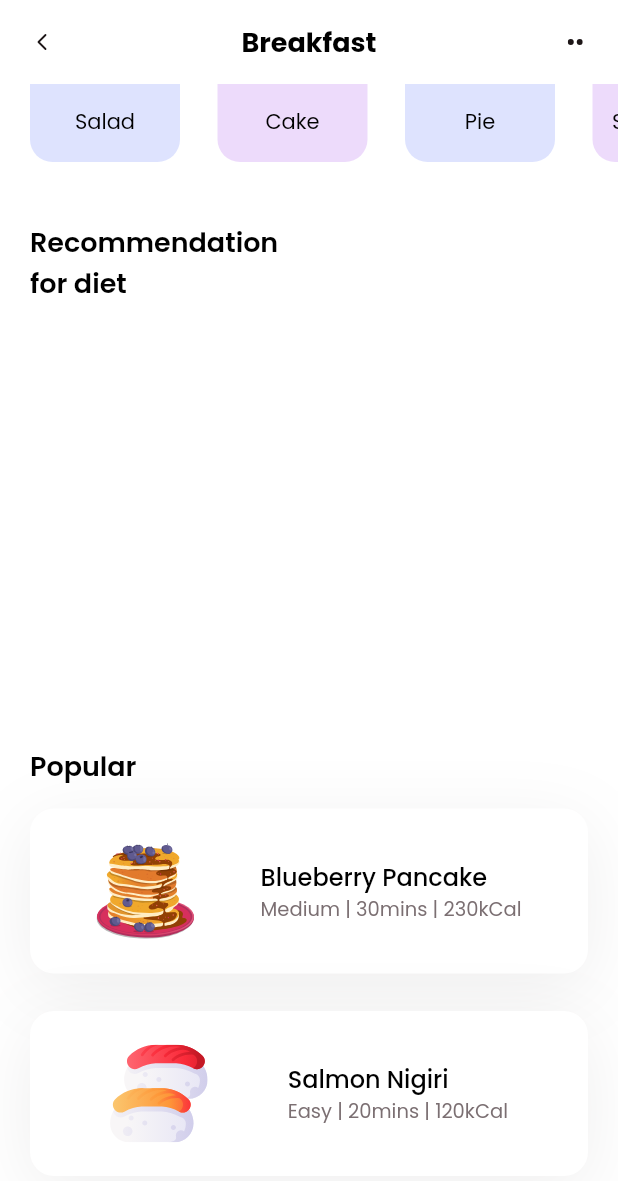
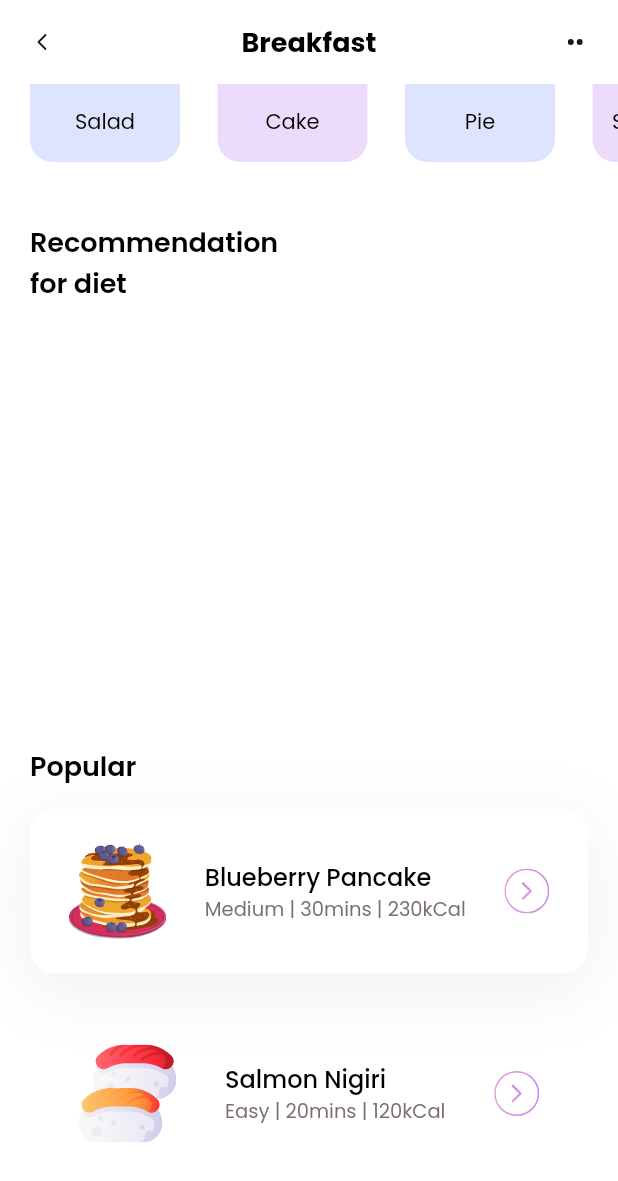
Before and after one commit to 73-sk-nahid/single_screen_flutter, a Flutter app: the screen it shows after launch, scrolled down 242 dp, on a phone screen of 412 x 824 dp. Shown: the top 1181 px of the screen. Run offline on Flutter 3.47's test engine with Material 2 defaults, Android fonts, the light colour scheme and no system bars; our stand-ins replace flutter_svg, google_fonts.

Commit message:
Complete single screen UI

```diff
--- a/lib/home.dart
+++ b/lib/home.dart
@@ -26,20 +26,20 @@ class HomePage extends StatelessWidget {
         //crossAxisAlignment: CrossAxisAlignment.start,
         children: [
           _searchField(),
-          SizedBox(
+          const SizedBox(
             height: 40,
           ),
           _CategoriesSection(),
-          SizedBox(
+          const SizedBox(
             height: 40,
           ),
           _DietSection(),
-          SizedBox(height: 40),
+          const SizedBox(height: 40),
           Column(
             crossAxisAlignment: CrossAxisAlignment.start,
             children: [
-              Padding(
-                padding: const EdgeInsets.only(left: 20),
+              const Padding(
+                padding: EdgeInsets.only(left: 20),
                 child: Text(
                   'Popular',
                   style: TextStyle(
@@ -49,12 +49,12 @@ class HomePage extends StatelessWidget {
                   ),
                 ),
               ),
-              SizedBox(height: 15,),
+              const SizedBox(height: 15,),
               ListView.separated(
                 itemCount: popularDiets.length,
                 shrinkWrap: true,
-                separatorBuilder: (context, indext) => SizedBox(height: 25,),
-                padding: EdgeInsets.only(
+                separatorBuilder: (context, indext) => const SizedBox(height: 25,),
+                padding: const EdgeInsets.only(
                   left: 20,
                   right: 20
                 ),
@@ -72,7 +72,7 @@ class HomePage extends StatelessWidget {
                           children: [
                             Text(
                               popularDiets[index].name,
-                              style: TextStyle(
+                              style: const TextStyle(
                                 fontWeight: FontWeight.w500,
                                 color: Colors.black,
                                 fontSize: 16,
@@ -84,34 +84,39 @@ class HomePage extends StatelessWidget {
                                   popularDiets[index].duration +
                                   ' | ' +
                                   popularDiets[index].calorie,
-                              style: TextStyle(
+                              style: const TextStyle(
                                 fontWeight: FontWeight.w400,
                                 color: Color(0xff7B6F72),
                                 fontSize: 13,
                               ),
                             ),
                           ],
-                        )
+                        ),
+                        GestureDetector(
+                          onTap: (){},
+                          child: SvgPicture.asset('assets/icons/button.svg',
+                          width: 30, height: 30,),
+                        ),
                       ],
                     ),
                     decoration: BoxDecoration(
-                      color: Colors.white,
+                      color: popularDiets[index].boxIsSelected ? Colors.white: Colors.transparent,
                       borderRadius: BorderRadius.circular(16),
-                      boxShadow: [
+                      boxShadow: popularDiets[index].boxIsSelected ? [
                         BoxShadow(
-                          color: Color(0xff1D1617).withOpacity(0.07),
-                          offset: Offset(0, 10),
+                          color: const Color(0xff1D1617).withOpacity(0.07),
+                          offset: const Offset(0, 10),
                           blurRadius: 40,
                           spreadRadius: 0,
                         )
-                      ]
+                      ]: []
                     ),
                   );
                 },
               )
             ],
           ),
-          SizedBox(height: 40,),
+          const SizedBox(height: 40,),
         ],
       ),
     );
@@ -121,15 +126,15 @@ class HomePage extends StatelessWidget {
     return Column(
       crossAxisAlignment: CrossAxisAlignment.start,
       children: [
-        Padding(
-          padding: const EdgeInsets.only(left: 20),
+        const Padding(
+          padding: EdgeInsets.only(left: 20),
           child: Text(
             "Recommendation \nfor diet",
             style: TextStyle(
                 color: Colors.black, fontSize: 18, fontWeight: FontWeight.w600),
           ),
         ),
-        SizedBox(
+        const SizedBox(
           height: 15,
         ),
         Container(
@@ -137,8 +142,8 @@ class HomePage extends StatelessWidget {
           child: ListView.separated(
               itemCount: diets.length,
               scrollDirection: Axis.horizontal,
-              padding: EdgeInsets.only(left: 20, right: 20),
-              separatorBuilder: (context, index) => SizedBox(
+              padding: const EdgeInsets.only(left: 20, right: 20),
+              separatorBuilder: (context, index) => const SizedBox(
                     width: 25,
                   ),
               itemBuilder: (context, index) {
@@ -155,7 +160,7 @@ class HomePage extends StatelessWidget {
                         children: [
                           Text(
                             diets[index].name,
-                            style: TextStyle(
+                            style: const TextStyle(
                                 fontWeight: FontWeight.w500,
                                 color: Colors.black,
                                 fontSize: 16),
@@ -166,7 +171,7 @@ class HomePage extends StatelessWidget {
                                 diets[index].duration +
                                 ' | ' +
                                 diets[index].calorie,
-                            style: TextStyle(
+                            style: const TextStyle(
                                 fontWeight: FontWeight.w400,
                                 color: Color(0xff7B6F72),
                                 fontSize: 13),
@@ -182,7 +187,7 @@ class HomePage extends StatelessWidget {
                             style: TextStyle(
                                 color: diets[index].viewIsSelected
                                     ? Colors.white
-                                    : Color(0xffc5BBF2),
+                                    : const Color(0xffc5BBF2),
                                 fontWeight: FontWeight.w600,
                                 fontSize: 14),
                           ),
@@ -190,10 +195,10 @@ class HomePage extends StatelessWidget {
                         decoration: BoxDecoration(
                             gradient: LinearGradient(colors: [
                               diets[index].viewIsSelected
-                                  ? Color(0xff9DCEFF)
+                                  ? const Color(0xff9DCEFF)
                                   : Colors.transparent,
                               diets[index].viewIsSelected
-                                  ? Color(0xff92A3FD)
+                                  ? const Color(0xff92A3FD)
                                   : Colors.transparent
                             ]),
                             borderRadius: BorderRadius.circular(50)),
@@ -211,15 +216,15 @@ class HomePage extends StatelessWidget {
     return Column(
       crossAxisAlignment: CrossAxisAlignment.start,
       children: [
-        Padding(
-          padding: const EdgeInsets.only(left: 20),
+        const Padding(
+          padding: EdgeInsets.only(left: 20),
           child: Text(
             'Category',
             style: TextStyle(
                 color: Colors.black, fontSize: 18, fontWeight: FontWeight.w600),
           ),
         ),
-        SizedBox(
+        const SizedBox(
           height: 15,
         ),
         Container(
@@ -228,8 +233,8 @@ class HomePage extends StatelessWidget {
             child: ListView.separated(
                 itemCount: categories.length,
                 scrollDirection: Axis.horizontal,
-                padding: EdgeInsets.only(left: 20, right: 20),
-                separatorBuilder: (context, index) => SizedBox(
+                padding: const EdgeInsets.only(left: 20, right: 20),
+                separatorBuilder: (context, index) => const SizedBox(
                       width: 25,
                     ),
                 itemBuilder: (context, index) {
@@ -245,7 +250,7 @@ class HomePage extends StatelessWidget {
                         Container(
                           width: 50,
                           height: 50,
-                          decoration: BoxDecoration(
+                          decoration: const BoxDecoration(
                             color: Colors.white,
                             shape: BoxShape.circle,
                           ),
@@ -256,7 +261,7 @@ class HomePage extends StatelessWidget {
                         ),
                         Text(
                           categories[index].name,
-                          style: TextStyle(
+                          style: const TextStyle(
                             fontWeight: FontWeight.w400,
                             color: Colors.black,
                             fontSize: 14,
@@ -272,10 +277,10 @@ class HomePage extends StatelessWidget {
 
   Container _searchField() {
     return Container(
-      margin: EdgeInsets.only(top: 40, left: 20, right: 20),
+      margin: const EdgeInsets.only(top: 40, left: 20, right: 20),
       decoration: BoxDecoration(boxShadow: [
         BoxShadow(
-            color: Color(0xff1D1617).withOpacity(0.11),
+            color: const Color(0xff1D1617).withOpacity(0.11),
             blurRadius: 40,
             spreadRadius: 0.0)
       ]),
@@ -283,9 +288,9 @@ class HomePage extends StatelessWidget {
         decoration: InputDecoration(
             filled: true,
             fillColor: Colors.white,
-            contentPadding: EdgeInsets.all(15),
+            contentPadding: const EdgeInsets.all(15),
             hintText: 'Search Pancake',
-            hintStyle: TextStyle(color: Color(0xffDDDADA), fontSize: 14),
+            hintStyle: const TextStyle(color: Color(0xffDDDADA), fontSize: 14),
             prefixIcon: Padding(
               padding: const EdgeInsets.all(12),
               child: SvgPicture.asset('assets/icons/Search.svg'),
@@ -296,7 +301,7 @@ class HomePage extends StatelessWidget {
                 child: Row(
                   mainAxisAlignment: MainAxisAlignment.end,
                   children: [
-                    VerticalDivider(
+                    const VerticalDivider(
                       color: Colors.black,
                       indent: 10,
                       endIndent: 10,
@@ -319,7 +324,7 @@ class HomePage extends StatelessWidget {
 
   AppBar appBar() {
     return AppBar(
-      title: Text(
+      title: const Text(
         'Breakfast',
         style: TextStyle(
             color: Colors.black, fontSize: 18, fontWeight: FontWeight.bold),
@@ -330,7 +335,7 @@ class HomePage extends StatelessWidget {
       leading: GestureDetector(
         onTap: () {},
         child: Container(
-          margin: EdgeInsets.all(10),
+          margin: const EdgeInsets.all(10),
           alignment: Alignment.center,
           child: SvgPicture.asset('assets/icons/Arrow - Left 2.svg'),
           decoration: BoxDecoration(
@@ -341,7 +346,7 @@ class HomePage extends StatelessWidget {
         GestureDetector(
           onTap: () {},
           child: Container(
-            margin: EdgeInsets.all(10),
+            margin: const EdgeInsets.all(10),
             alignment: Alignment.center,
             width: 37,
             child: SvgPicture.asset('assets/icons/dots.svg'),
```
